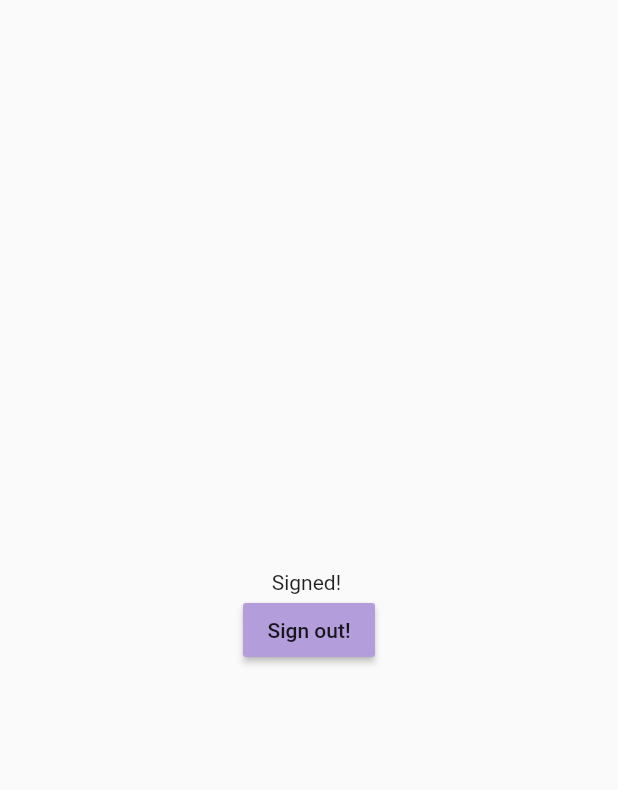
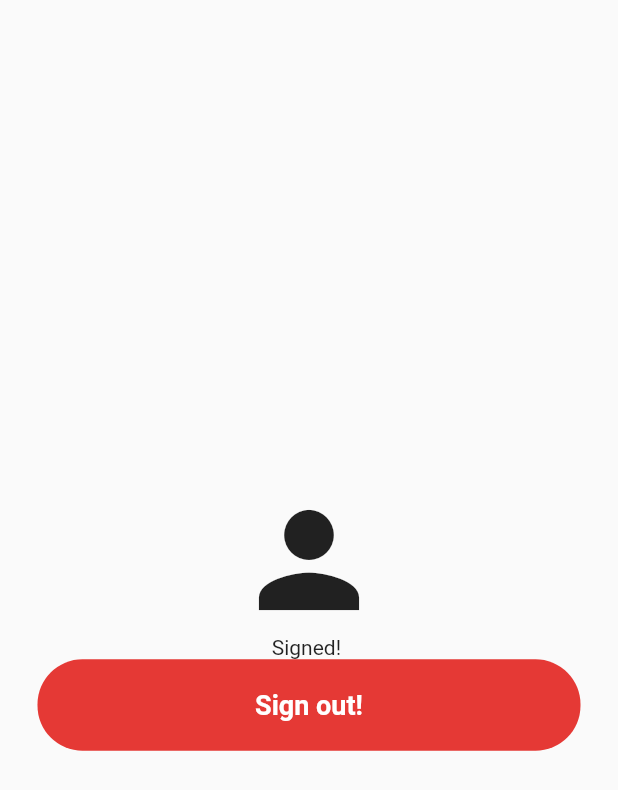
Before and after one commit to Guilhermesou/flutter_login-firebase, a Flutter app: the screen it shows once a user with an empty profile is signed in, after a tap on "Sign out!", on a phone screen of 412 x 824 dp. Shown: the top 790 px of the screen. Run offline on Flutter 3.47's test engine with Material 2 defaults, Android fonts, the light colour scheme and no system bars; our stand-ins replace cloud_firestore, firebase_auth, firebase_core, google_fonts; accounts and stored records are empty.

Commit message:
Cores alteradas e icone adicionado

```diff
--- a/lib/pages/home_page.dart
+++ b/lib/pages/home_page.dart
@@ -18,13 +18,33 @@ class _HomePageState extends State<HomePage> {
           child: Column(
         mainAxisAlignment: MainAxisAlignment.center,
         children: [
+          const Icon(
+            Icons.person,
+            size: 100,
+          ),
           Text("Signed! ${user.email!}"),
-          MaterialButton(onPressed: () {
-            FirebaseAuth.instance.signOut();
-          },
-          color: Colors.deepPurple[200],
-          child: const Text("Sign out!"),
-          )
+          Padding(
+            padding: const EdgeInsets.symmetric(horizontal: 25.0),
+            child: GestureDetector(
+              onTap: () => FirebaseAuth.instance.signOut(),
+              child: Container(
+                padding: const EdgeInsets.all(20),
+                decoration: BoxDecoration(
+                  color: Colors.red[600],
+                  borderRadius: BorderRadius.circular(30),
+                ),
+                child: const Center(
+                  child: Text(
+                    'Sign out!',
+                    style: TextStyle(
+                        color: Colors.white,
+                        fontWeight: FontWeight.bold,
+                        fontSize: 18),
+                  ),
+                ),
+              ),
+            ),
+          ),
         ],
       )),
     );
```
